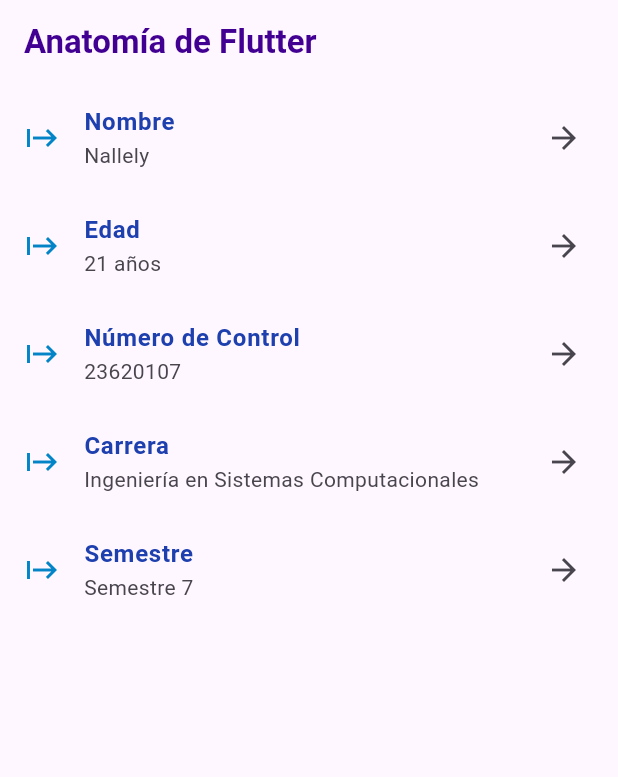
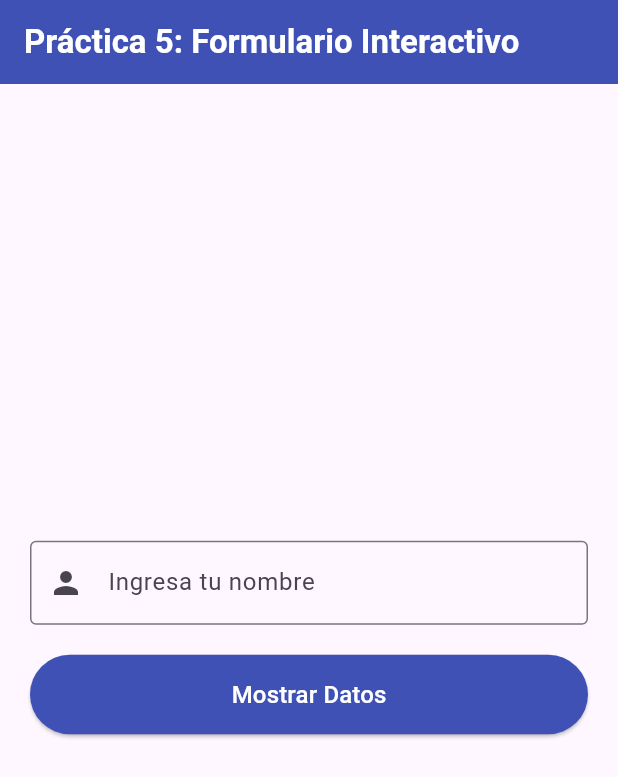
Before and after one commit to nallely-lopez/Dev_Aplication_Proyect1, a Flutter app: the screen it shows after launch, on a phone screen of 412 x 824 dp. Shown: the top 777 px of the screen. Run offline on Flutter 3.47's test engine with Material 3 defaults, Android fonts, the phone set to English and light mode, and no system bars.

Commit message:
Implementación de la practica: Formulario INteractivo

```diff
--- /dev/null
+++ b/lib/formulario.dart
@@ -0,0 +1,94 @@
+import 'package:flutter/material.dart';
+
+class FormularioInteractivo extends StatefulWidget {
+  const FormularioInteractivo({super.key});
+
+  @override
+  State<FormularioInteractivo> createState() => _FormularioInteractivoState();
+}
+
+class _FormularioInteractivoState extends State<FormularioInteractivo> {
+  final TextEditingController _nombreController = TextEditingController();
+  String _mensajeResultado = '';
+
+  @override
+  void dispose() {
+    _nombreController.dispose();
+    super.dispose();
+  }
+
+  void _procesarDatos() {
+    setState(() {
+      String textoIngresado = _nombreController.text.trim();
+      if (textoIngresado.isEmpty) {
+        _mensajeResultado = 'Por favor, escribe un nombre válido.';
+      } else {
+        _mensajeResultado =
+            '¡Hola, $textoIngresado! Datos recibidos correctamente.';
+      }
+    });
+  }
+
+  @override
+  Widget build(BuildContext context) {
+    return Scaffold(
+      appBar: AppBar(
+        title: const Text(
+          'Práctica 5: Formulario Interactivo',
+          style: TextStyle(color: Colors.white, fontWeight: FontWeight.bold),
+        ),
+        backgroundColor: Colors.indigo,
+      ),
+      body: Padding(
+        padding: const EdgeInsets.all(20.0),
+        child: Column(
+          mainAxisAlignment: MainAxisAlignment.center,
+          crossAxisAlignment: CrossAxisAlignment.stretch,
+          children: [
+            TextField(
+              controller: _nombreController,
+              decoration: const InputDecoration(
+                labelText: 'Ingresa tu nombre',
+                hintText: 'Ej. Carlos González',
+                border: OutlineInputBorder(),
+                prefixIcon: Icon(Icons.person),
+              ),
+            ),
+            const SizedBox(height: 20),
+            ElevatedButton(
+              onPressed: _procesarDatos,
+              style: ElevatedButton.styleFrom(
+                padding: const EdgeInsets.symmetric(vertical: 15),
+                backgroundColor: Colors.indigo,
+                foregroundColor: Colors.white,
+              ),
+              child: const Text(
+                'Mostrar Datos',
+                style: TextStyle(fontSize: 16),
+              ),
+            ),
+            const SizedBox(height: 30),
+            if (_mensajeResultado.isNotEmpty)
+              Container(
+                padding: const EdgeInsets.all(15),
+                decoration: BoxDecoration(
+                  color: Colors.indigo.shade50,
+                  borderRadius: BorderRadius.circular(8),
+                  border: Border.all(color: Colors.indigo.shade200),
+                ),
+                child: Text(
+                  _mensajeResultado,
+                  textAlign: TextAlign.center,
+                  style: const TextStyle(
+                    fontSize: 18,
+                    fontWeight: FontWeight.bold,
+                    color: Colors.indigo,
+                  ),
+                ),
+              ),
+          ],
+        ),
+      ),
+    );
+  }
+}
--- a/lib/main.dart
+++ b/lib/main.dart
@@ -1,6 +1,6 @@
 import 'package:flutter/material.dart';
 
-import 'prueba_1.dart';
+import 'formulario.dart';
 
 void main() {
   runApp(const MyApp());
@@ -11,6 +11,9 @@
 
   @override
   Widget build(BuildContext context) {
-    return const MaterialApp(debugShowCheckedModeBanner: false, home: Prueba());
+    return const MaterialApp(
+      debugShowCheckedModeBanner: false,
+      home: FormularioInteractivo(),
+    );
   }
 }
--- a/lib/prueba_1.dart
+++ b/lib/prueba_1.dart
@@ -27,6 +27,7 @@
           style: TextStyle(color: primaryPurple, fontWeight: FontWeight.bold),
         ),
       ),
+
       body: FutureBuilder<Student>(
         future: _loadStudentData(),
         builder: (context, snapshot) {
```
